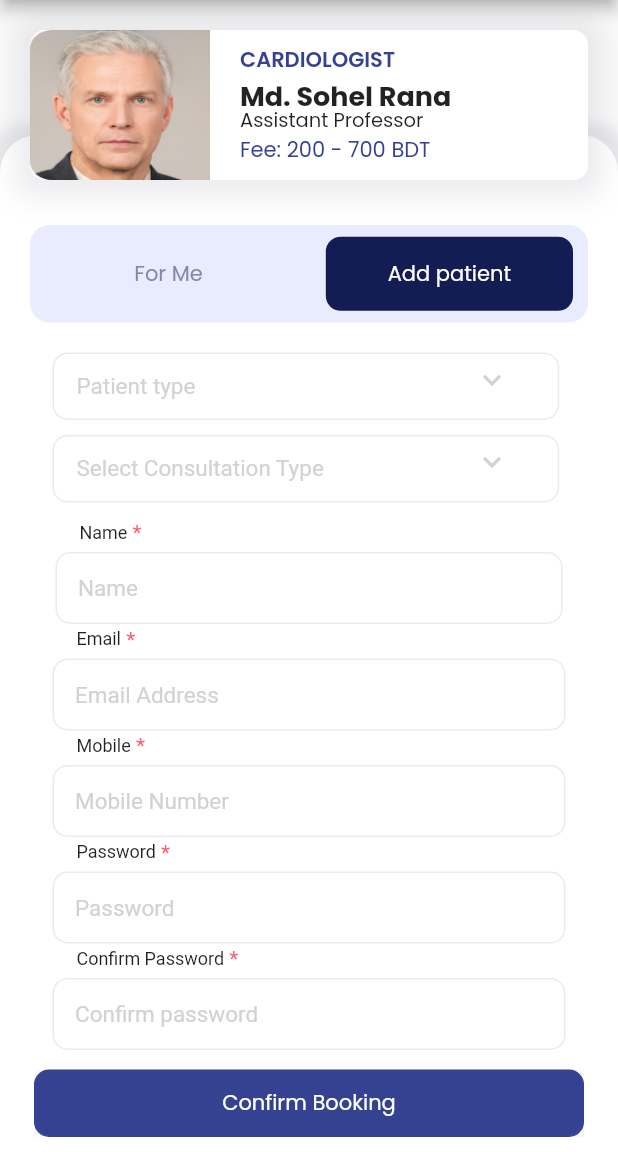
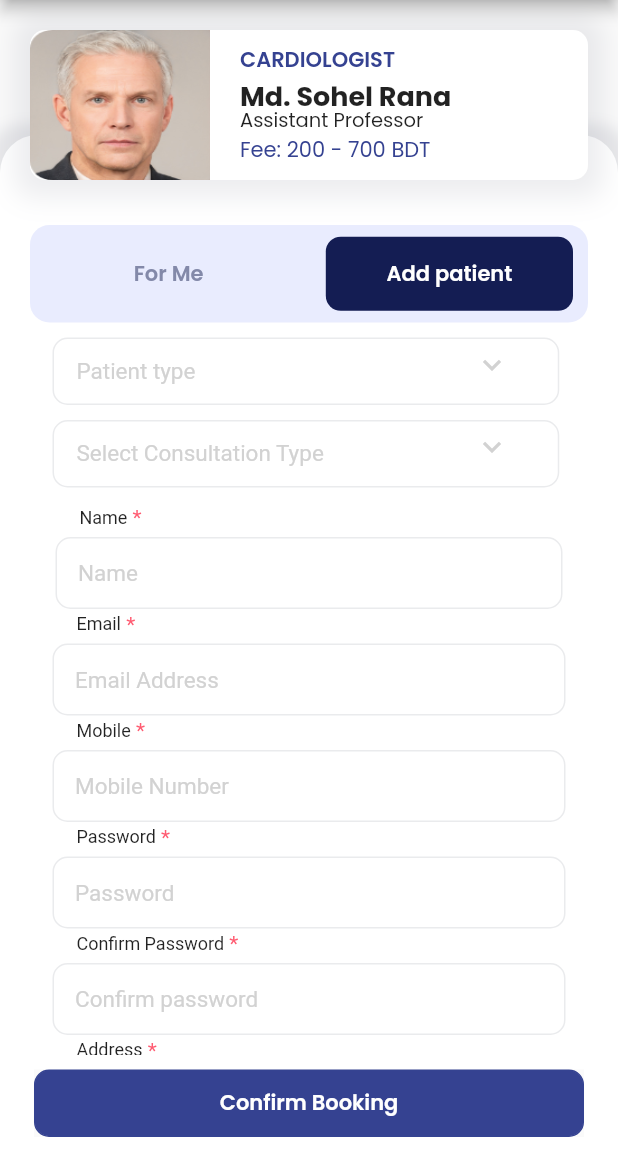
Before and after one commit to kakon007/demoDoc, a Flutter app: the AppointmentScreen screen opened directly, after a tap on "Add patient", on a phone screen of 412 x 824 dp, the part 84-1236 px from its top. Run offline on Flutter 3.47's test engine with Material 2 defaults, Android fonts, the phone set to English and light mode, and no system bars; our stand-ins replace dropdown_search, flutter_svg, flutter_typeahead, font_awesome_flutter, google_fonts, hexcolor and 4 more; missing offline and left inert: dashed_container, flutter_webview_plugin, notustohtml, quill_delta, zefyr; statements that could not run were skipped; project files that could hold a hidden picture were left out.

Commit message:
book an appointment

```diff
--- a/lib/features/appointments/view/appointments_screen.dart
+++ b/lib/features/appointments/view/appointments_screen.dart
@@ -57,7 +57,7 @@ class _AppointmentScreenState extends State<AppointmentScreen> {
                 child: Center(
                     child: Text(
                   "For Me",
-                  style: GoogleFonts.poppins(color: HexColor(forMeTextColor)),
+                  style: GoogleFonts.poppins(color: HexColor(forMeTextColor,), fontWeight: FontWeight.w600),
                 )),
               ),
               onTap: () {
@@ -88,7 +88,7 @@ class _AppointmentScreenState extends State<AppointmentScreen> {
                       child: Text(
                     "Add patient",
                     style: GoogleFonts.poppins(
-                        color: HexColor(addPatientTextColor)),
+                        color: HexColor(addPatientTextColor),fontWeight: FontWeight.w600),
                   ))),
               onTap: () {
                 setState(() {
@@ -186,7 +186,7 @@ class _AppointmentScreenState extends State<AppointmentScreen> {
     );
     return Scaffold(
         resizeToAvoidBottomInset: false,
-        //key: _scaffoldKey,
+        key: _scaffoldKey,
         appBar: new AppBar(
             title: new Text(
               "Book your appointment",
--- a/lib/features/appointments/view/widgets/add_patient.dart
+++ b/lib/features/appointments/view/widgets/add_patient.dart
@@ -351,7 +351,7 @@ class _AddPatientState extends State<AddPatient> {
                 child: Center(
                     child: Text(
                       "Confirm Booking",
-                      style: GoogleFonts.poppins(color: Colors.white),
+                      style: GoogleFonts.poppins(fontWeight: FontWeight.w600, color: Colors.white),
                     )),
                 height: 45.0,
                 width: MediaQuery.of(context).size.width * .89,
@@ -371,12 +371,9 @@ class _AddPatientState extends State<AddPatient> {
         children: [
           Expanded(
             child: SingleChildScrollView(
-              child: Column(
-                children: [
-                  spaceBetween,
-                  Padding(
+              child: Padding(
                 padding:
-                    const EdgeInsets.only(right: 15.0, left: 15),
+                EdgeInsets.only(right: 15.0, left: 15),
                 child: Column(
                   children: [
                     spaceBetween,
@@ -395,7 +392,6 @@ class _AddPatientState extends State<AddPatient> {
                       mainAxisAlignment: MainAxisAlignment.spaceBetween,
                       children: [
                       gender, dateOfBirth,
-
                       ],),
                     spaceBetween,
                     spaceBetween,
@@ -446,8 +442,6 @@ class _AddPatientState extends State<AddPatient> {
                   ],
                 ),
               ),
-                ],
-              ),
             ),
           ),
           confirmBooking
--- a/lib/features/appointments/view/widgets/book_appoint_for_me.dart
+++ b/lib/features/appointments/view/widgets/book_appoint_for_me.dart
@@ -65,7 +65,7 @@ class _BookAppointForMeState extends State<BookAppointForMe> {
                 child: Center(
                     child: Text(
                       "Confirm Booking",
-                      style: GoogleFonts.poppins(color: Colors.white),
+                      style: GoogleFonts.poppins(color: Colors.white, fontWeight: FontWeight.w600),
                     )),
                 height: 45.0,
                 width: MediaQuery.of(context).size.width * .89,
@@ -85,10 +85,7 @@ class _BookAppointForMeState extends State<BookAppointForMe> {
         children: [
           Expanded(
             child: SingleChildScrollView(
-              child: Column(
-                children: [
-                  spaceBetween,
-                  Padding(
+              child: Padding(
                 padding:
                 const EdgeInsets.only(right: 15.0, left: 15),
                 child: Column(
@@ -260,8 +257,6 @@ class _BookAppointForMeState extends State<BookAppointForMe> {
                   ],
                 ),
               ),
-                ],
-              ),
             ),
           ),
           confirmBooking
--- a/lib/features/appointments/view/widgets/select_appointment_widget.dart
+++ b/lib/features/appointments/view/widgets/select_appointment_widget.dart
@@ -36,10 +36,8 @@ class _SelectAppointTimeState extends State<SelectAppointTime> {
     var height = MediaQuery.of(context).size.height;
     String _formatDate = DateFormat("dd/MM/yyyy").format(pickedAppointDate);
     var appointmentDate = Row(
-      //mainAxisAlignment: MainAxisAlignment.spaceBetween,
       children: [
-        GestureDetector(
-          child: Column(
+        Column(
           crossAxisAlignment: CrossAxisAlignment.start,
           children: [
             Container(
@@ -82,13 +80,9 @@ class _SelectAppointTimeState extends State<SelectAppointTime> {
             ),
           ],
         ),
-          onTap: () {
-            selectAppointDate(context);
-          },
-        ),
       ],
     );
-    var proceedButton=         Container(
+    var proceedButton=  Container(
       width: MediaQuery.of(context).size.width,
       height: 45,
       child: FlatButton(
```
Lines whose indentation alone changed are shown as unchanged.
